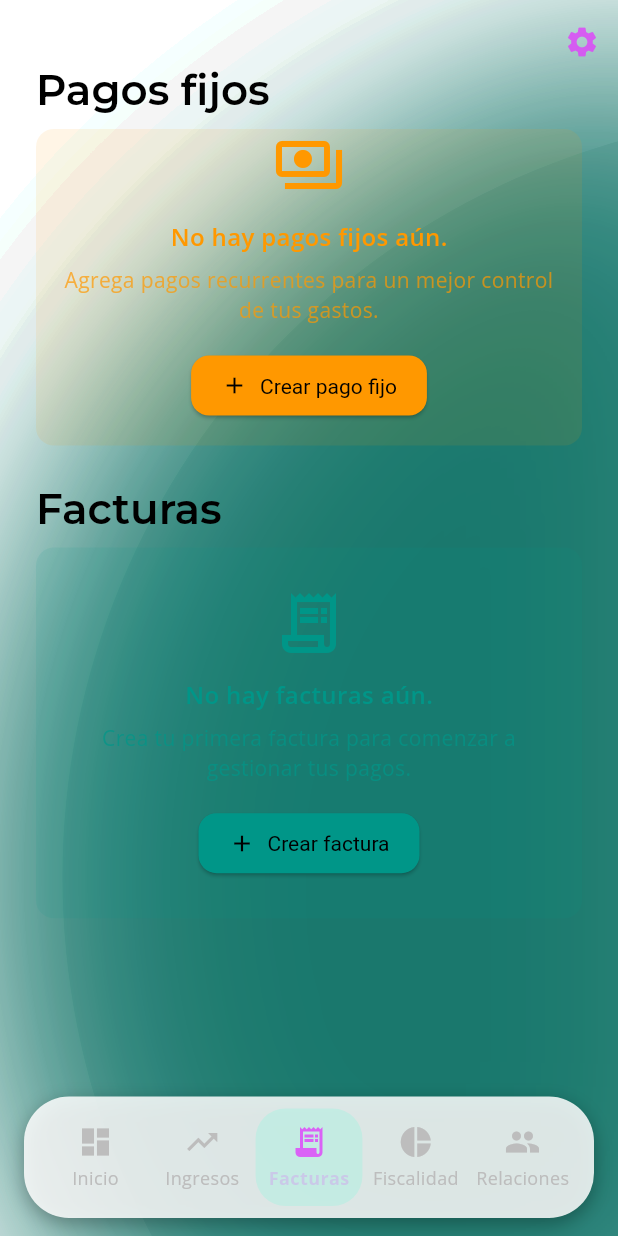
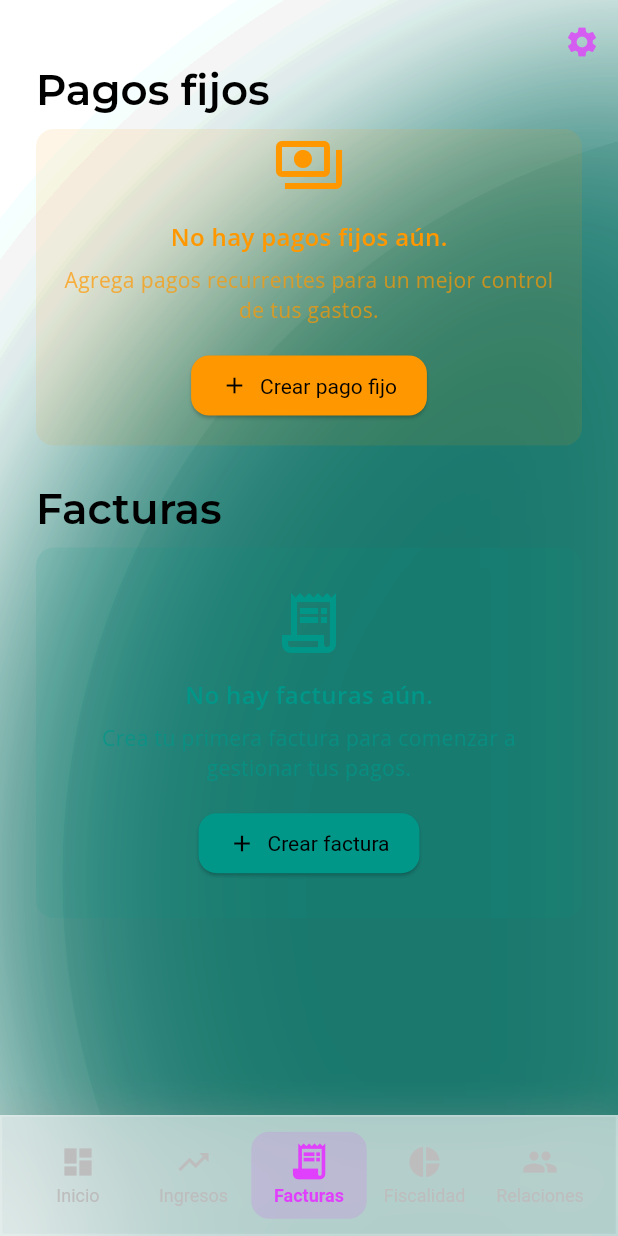
Before and after one commit to RuLevyDev/gestr, a Flutter app: the screen it shows once a user with an empty profile is signed in, item 3 of the bottom bar chosen, on a phone screen of 412 x 824 dp. Run offline on Flutter 3.47's test engine with Material 3 defaults, Android fonts, the phone set to English and light mode, and no system bars; our stand-ins replace cloud_firestore, dartz, easy_localization, equatable, firebase_auth, firebase_core and 13 more; missing offline and left inert: google_mlkit_text_recognition; accounts and stored records are empty.

Commit message:
OCR changes

```diff
--- a/lib/app/invoices/application/view/create_invoice_page.dart
+++ b/lib/app/invoices/application/view/create_invoice_page.dart
@@ -260,6 +260,7 @@ class _CreateInvoicePageState extends State<CreateInvoicePage>
                             ),
                             // Campo título
                             TextFormField(
+                              key: ValueKey(amount),
                               decoration: InputDecoration(
                                 labelText: 'Título',
                                 enabledBorder: UnderlineInputBorder(
@@ -490,6 +491,7 @@ class _CreateInvoicePageState extends State<CreateInvoicePage>
                             Visibility(
                               visible: !isAmountIncludingIva,
                               child: TextFormField(
+                                key: ValueKey(iva),
                                 decoration: InputDecoration(
                                   labelText: 'IVA (€)',
                                   enabledBorder: UnderlineInputBorder(
--- a/lib/core/auth/application/widgets/custom_bottom_navbar.dart
+++ b/lib/core/auth/application/widgets/custom_bottom_navbar.dart
@@ -1,3 +1,4 @@
+import 'dart:ui';
 import 'package:flutter/material.dart';
 
 class CustomBottomNavBar extends StatelessWidget {
@@ -17,69 +18,98 @@ class CustomBottomNavBar extends StatelessWidget {
   @override
   Widget build(BuildContext context) {
     final isDark = Theme.of(context).brightness == Brightness.dark;
+
     return Container(
-      margin: const EdgeInsets.symmetric(horizontal: 16, vertical: 12),
-      padding: const EdgeInsets.symmetric(horizontal: 12, vertical: 8),
+      // ❌ sin márgenes
+      margin: EdgeInsets.zero,
+      decoration: BoxDecoration(
+        // ❌ sin borderRadius
+        boxShadow: [
+          BoxShadow(
+            color:
+                isDark
+                    ? Colors.black.withValues(alpha: 0.5)
+                    : Colors.grey.withValues(alpha: 0.3),
+            blurRadius: 20,
+            offset: const Offset(0, -2), // sombra hacia arriba
+          ),
+        ],
+      ),
+      child: ClipRect(
+        child: BackdropFilter(
+          filter: ImageFilter.blur(sigmaX: 15, sigmaY: 15),
+          child: Container(
+            padding: const EdgeInsets.symmetric(horizontal: 12, vertical: 10),
             decoration: BoxDecoration(
               color:
                   isDark
-                ? Colors.black.withValues(alpha: 0.85)
-                : Colors.white.withValues(alpha: 0.85),
-        borderRadius: BorderRadius.circular(30),
-        boxShadow: [
-          BoxShadow(
-            color: Colors.black.withValues(alpha: 0.3),
-            blurRadius: 10,
-            offset: const Offset(0, 4),
+                      ? Colors.black.withValues(alpha: 0.6)
+                      : Colors.white.withValues(alpha: 0.6),
+
+              border: Border.all(
+                color: Colors.white.withValues(alpha: 0.2),
+                width: 1.5,
               ),
-        ],
             ),
             child: Row(
               mainAxisAlignment: MainAxisAlignment.spaceAround,
               children: List.generate(icons.length, (index) {
                 final isSelected = index == currentIndex;
+
                 return Expanded(
                   child: GestureDetector(
                     onTap: () => onTap(index),
                     child: AnimatedContainer(
-                duration: const Duration(milliseconds: 250),
-                padding: const EdgeInsets.symmetric(vertical: 10),
+                      duration: const Duration(milliseconds: 300),
+                      curve: Curves.easeInOut,
+                      padding: const EdgeInsets.symmetric(vertical: 8),
                       decoration: BoxDecoration(
                         color:
                             isSelected
-                          ? isDark
-                              ? Colors.purpleAccent.withValues(alpha: 0.2)
-                              : Colors.tealAccent.withValues(alpha: 0.2)
+                                ? (isDark
+                                    ? Colors.tealAccent.withValues(alpha: 0.15)
+                                    : Colors.purpleAccent.withValues(
+                                      alpha: 0.15,
+                                    ))
                                 : Colors.transparent,
-                  borderRadius: BorderRadius.circular(20),
+
+                        borderRadius: BorderRadius.circular(12),
                       ),
                       child: Column(
                         mainAxisSize: MainAxisSize.min,
-                  mainAxisAlignment: MainAxisAlignment.center,
                         children: [
-                    Icon(
+                          AnimatedScale(
+                            scale: isSelected ? 1.2 : 1.0,
+                            duration: const Duration(milliseconds: 250),
+                            curve: Curves.easeOutBack,
+                            child: Icon(
                               icons[index],
+                              size: 24,
                               color:
                                   isSelected
-                              ? isDark
-                                  ? Colors.tealAccent.withValues(alpha: 0.8)
-                                  : Colors.purpleAccent.withValues(alpha: 0.8)
+                                      ? (isDark
+                                          ? Colors.tealAccent
+                                          : Colors.purpleAccent)
                                       : Colors.grey.shade400,
                             ),
+                          ),
                           const SizedBox(height: 4),
-                    Text(
-                      labels[index],
+                          AnimatedDefaultTextStyle(
+                            duration: const Duration(milliseconds: 200),
                             style: TextStyle(
                               fontSize: 12,
                               fontWeight:
-                            isSelected ? FontWeight.bold : FontWeight.normal,
+                                  isSelected
+                                      ? FontWeight.bold
+                                      : FontWeight.w400,
                               color:
                                   isSelected
-                                ? isDark
-                                    ? Colors.tealAccent.withValues(alpha: 0.2)
-                                    : Colors.purpleAccent.withValues(alpha: 0.2)
+                                      ? (isDark
+                                          ? Colors.tealAccent
+                                          : Colors.purpleAccent)
                                       : Colors.grey.shade400,
                             ),
+                            child: Text(labels[index]),
                           ),
                         ],
                       ),
@@ -88,6 +118,9 @@ class CustomBottomNavBar extends StatelessWidget {
                 );
               }),
             ),
+          ),
+        ),
+      ),
     );
   }
 }
```
Also changed, not shown: lib/app/invoices/application/viewmodel/create_invoice_viewmodel.dart (+59 -2 lines), lib/app/relationships/suppliers/application/widgets/supplier_order_details_dialog.dart (+28 -8 lines), lib/data/ocr/ocr_service.dart (+20 -3 lines), lib/data/repositories/ocr/ocr_repository_impl.dart (+324 -27 lines), lib/domain/entities/ocr_invoice_data.dart (+14 -1 lines), lib/domain/entities/ocr_line_item.dart (added, +11 -0 lines), 1 other file. Lines whose indentation alone changed are shown as unchanged.
